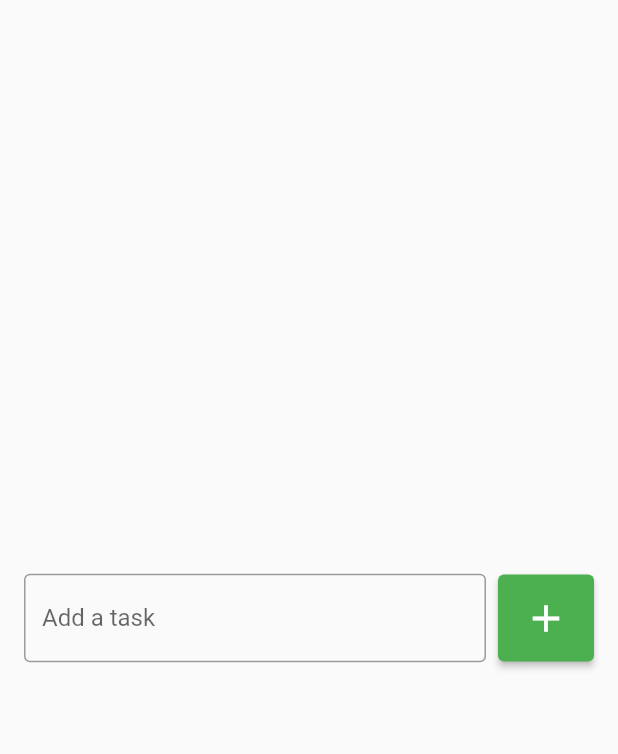
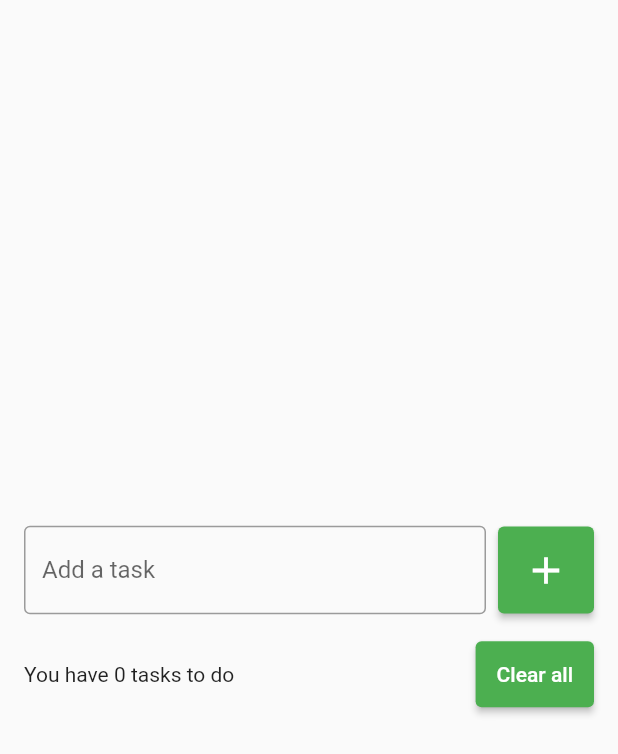
Before and after one commit to luidimso/flutter_to_do_list, a Flutter app: the screen it shows after launch, on a phone screen of 412 x 824 dp. Shown: the top 754 px of the screen. Run offline on Flutter 3.47's test engine with Material 2 defaults, Android fonts, the phone set to English and light mode, and no system bars.

Commit message:
Adding a footer

```diff
--- a/lib/pages/to_do_list.dart
+++ b/lib/pages/to_do_list.dart
@@ -11,7 +11,10 @@ class Checklist extends StatelessWidget {
       body: Center(
         child: Padding(
           padding: const EdgeInsets.all(16),
-          child: Row(
+          child: Column(
+            mainAxisSize: MainAxisSize.min,
+            children: [
+              Row(
                 children: [
                   const Expanded(
                     child: TextField(
@@ -35,6 +38,26 @@ class Checklist extends StatelessWidget {
                   )
                 ],
               ),
+              const SizedBox(
+                height: 16,
+              ),
+              Row(
+                children: [
+                  const Expanded(
+                      child: Text("You have 0 tasks to do")
+                  ),
+                  ElevatedButton(
+                    onPressed: () {},
+                    style: ElevatedButton.styleFrom(
+                        backgroundColor: Colors.green,
+                        padding: const EdgeInsets.all(14)
+                    ),
+                    child: const Text("Clear all"),
+                  )
+                ],
+              )
+            ],
+          ),
         )
       )
     );
```
Lines whose indentation alone changed are shown as unchanged.
